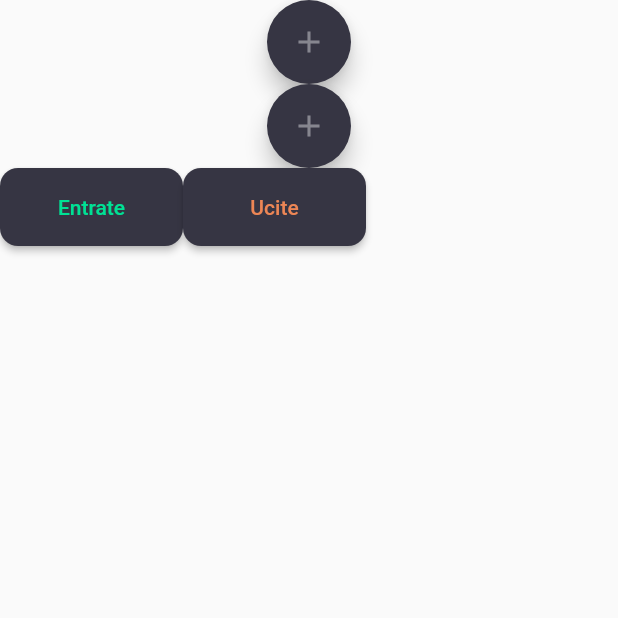
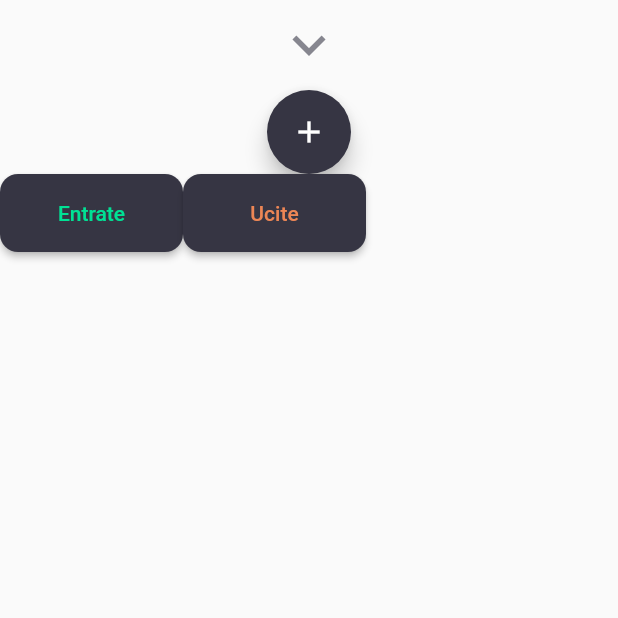
Before and after one commit to davidevignozzi/flutter_exp_tracker, a Flutter app: the screen it shows after launch, on a phone screen of 412 x 824 dp, the top half of it. Run offline on Flutter 3.47's test engine with Material 2 defaults, Android fonts, the light colour scheme and no system bars.

Commit message:
End buttons design

```diff
--- a/lib/Widgets/Buttons/arrow.dart
+++ b/lib/Widgets/Buttons/arrow.dart
@@ -5,13 +5,12 @@ import 'package:exp_tracker/Widgets/palette.dart';
 class arrow extends StatelessWidget {
   @override
   Widget build(BuildContext context) {
-    return FloatingActionButton(
-      backgroundColor: Palette.myBg, //Colors.blue,
-      foregroundColor: Palette.myWhite, //Colors.red,
-      child: Icon(Icons.add),
-      onPressed: () {
-        print("+");
-      },
+    return IconButton(
+      // icon: IconData(0xe098, fontFamily: 'MaterialIcons'),
+      icon: Icon(Icons.expand_more),
+      color: Palette.myWhite,
+      iconSize: 44,
+      onPressed: () {},
     );
   }
 }
--- a/lib/Widgets/Buttons/plus.dart
+++ b/lib/Widgets/Buttons/plus.dart
@@ -7,7 +7,7 @@ class plus extends StatelessWidget {
   Widget build(BuildContext context) {
     return FloatingActionButton(
       backgroundColor: Palette.myBg, //Colors.blue,
-      foregroundColor: Palette.myWhite, //Colors.red,
+      foregroundColor: Colors.white, //Colors.red,
       child: Icon(Icons.add),
       onPressed: () {
         print("+");
--- a/lib/main.dart
+++ b/lib/main.dart
@@ -16,20 +16,16 @@ class MyApp extends StatelessWidget {
   Widget build(BuildContext context) {
     return MaterialApp(
       title: 'Expance Tracker',
-      theme: ThemeData(
-        backgroundColor: Palette.myBg,
-      ),
       home: Scaffold(
-        body: Column(
+          body: SafeArea(
+        child: Column(
           children: [
             arrow(),
             plus(),
-            // inboundButton(),
-            // outgoingButton(),
             selectState(),
           ],
         ),
-      ),
+      )),
       //home: Select(),
     );
   }
```
Also changed, not shown: lib/movements.dart (added, +18 -0 lines).
